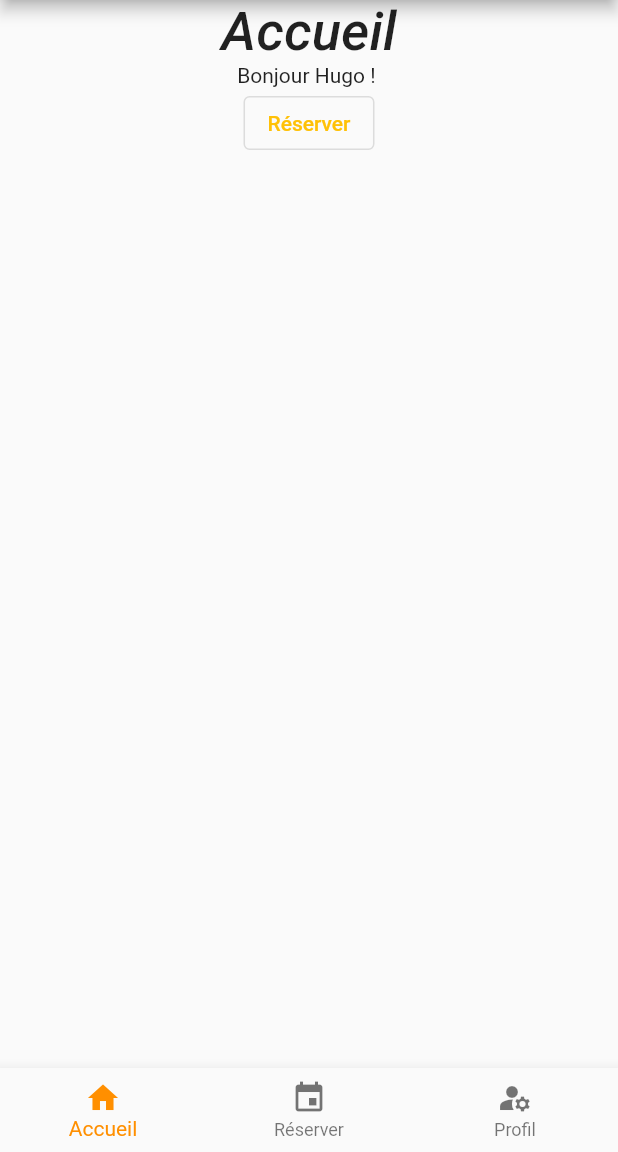
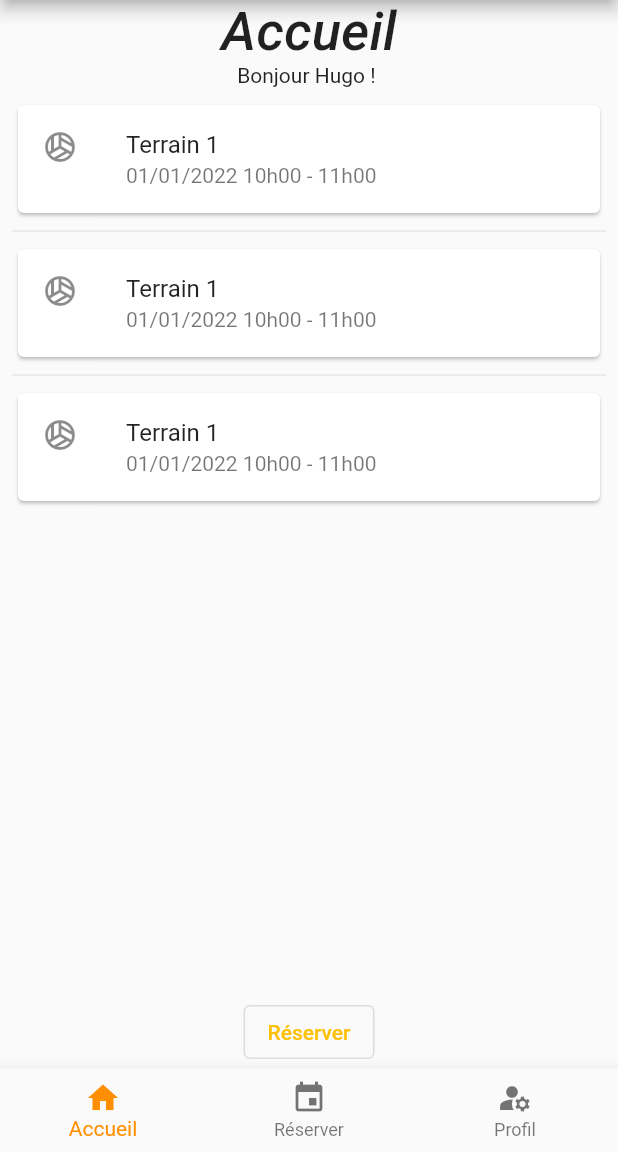
Before and after one commit to hugoblasco/volleyPlanner, a Flutter app: the screen it shows after launch, on a phone screen of 412 x 824 dp, the part 84-1236 px from its top. Run offline on Flutter 3.47's test engine with Material 2 defaults, Android fonts, the phone set to English and light mode, and no system bars; Roboto replaces fonts that are missing (Georgia, Hind).

Commit message:
improvements * navbar * navigations between screens

```diff
--- a/lib/main.dart
+++ b/lib/main.dart
@@ -1,6 +1,6 @@
 import 'package:flutter/material.dart';
+import 'package:volleyplanner/ui/app.dart';
 import 'package:volleyplanner/ui/utils/theme.dart';
-import 'package:volleyplanner/ui/view/welcome/welcome_screen.dart';
 
 void main() {
   runApp(const MyApp());
@@ -16,7 +16,7 @@ class MyApp extends StatelessWidget {
     return MaterialApp(
       title: _title,
       theme: ThemeConfig.loadTheme(),
-      home: const WelcomeScreen(),
+      home: const App(),
     );
   }
 }
--- /dev/null
+++ b/lib/ui/app.dart
@@ -0,0 +1,56 @@
+import 'package:flutter/material.dart';
+import 'package:volleyplanner/ui/view/booking/booking_screen.dart';
+import 'package:volleyplanner/ui/view/profile/profile_screen.dart';
+import 'package:volleyplanner/ui/view/welcome/welcome_screen.dart';
+
+class App extends StatefulWidget {
+  const App({Key? key}) : super(key: key);
+
+  @override
+  _AppState createState() => _AppState();
+}
+
+class _AppState extends State<App> {
+  int _currentIndex=0;
+  final List _screens=[const WelcomeScreen(),const BookingScreen(),const ProfileScreen()];
+
+  void _updateIndex(int value) {
+    setState(() {
+      _currentIndex = value;
+    });
+  }
+
+  @override
+  Widget build(BuildContext context) {
+    return Scaffold(
+        appBar: AppBar(
+          title: Text(
+            'Volley Planner',
+            style: Theme.of(context).textTheme.headline1,
+          ),
+        ),
+        body: _screens[_currentIndex],
+        bottomNavigationBar: BottomNavigationBar(
+          onTap: _updateIndex,
+          items: const <BottomNavigationBarItem>[
+            BottomNavigationBarItem(
+              icon: Icon(Icons.home),
+              label: 'Accueil',
+
+            ),
+            BottomNavigationBarItem(
+              icon: Icon(Icons.event),
+              label: 'Réserver',
+            ),
+            BottomNavigationBarItem(
+              icon: Icon(Icons.manage_accounts),
+              label: 'Profil',
+            ),
+          ],
+          selectedItemColor: Colors.amber[800],
+          currentIndex: _currentIndex,
+        ),
+    );
+  }
+
+}
--- a/lib/ui/view/navbar/navbar_screen.dart
+++ b/lib/ui/view/navbar/navbar_screen.dart
@@ -17,6 +17,7 @@ class _NavbarScreenState extends State<NavbarScreen> {
         BottomNavigationBarItem(
           icon: Icon(Icons.home),
           label: 'Accueil',
+
         ),
         BottomNavigationBarItem(
           icon: Icon(Icons.event),
--- a/lib/ui/view/profile/profile_screen.dart
+++ b/lib/ui/view/profile/profile_screen.dart
@@ -1,16 +1,18 @@
 import 'package:flutter/material.dart';
+
+import '../navbar/navbar_screen.dart';
 
 class ProfileScreen extends StatelessWidget {
   const ProfileScreen({Key? key}) : super(key: key);
 
   @override
   Widget build(BuildContext context) {
-    return Center(
+    return  Center(
           child: Column(
             children: <Widget>[
               Text(
                 'Profil',
-            style: Theme.of(context).textTheme.headline1,
+                style: Theme.of(context).textTheme.headline6,
               ),
             ],
           ),
--- a/lib/ui/view/welcome/welcome_screen.dart
+++ b/lib/ui/view/welcome/welcome_screen.dart
@@ -1,5 +1,6 @@
 import 'package:flutter/material.dart';
 import 'package:volleyplanner/ui/view/welcome/widget/book_button_widget.dart';
+import 'package:volleyplanner/ui/view/welcome/widget/booking_list_widget.dart';
 import 'package:volleyplanner/ui/view/welcome/widget/greeting_widget.dart';
 
 import '../navbar/navbar_screen.dart';
@@ -9,14 +10,7 @@ class WelcomeScreen extends StatelessWidget {
 
   @override
   Widget build(BuildContext context) {
-    return Scaffold(
-        appBar: AppBar(
-          title: Text(
-              'Volley Planner',
-            style: Theme.of(context).textTheme.headline1,
-          ),
-        ),
-        body: Center(
+    return Center(
       child: Column(
         children: <Widget>[
           Text(
@@ -24,11 +18,10 @@ class WelcomeScreen extends StatelessWidget {
             style: Theme.of(context).textTheme.headline6,
           ),
           const GreetingWidget(),
+          BookingListWidget(),
           const BookButtonWidget(),
         ],
       ),
-        ),
-        bottomNavigationBar: const NavbarScreen()
     );
   }
 }
--- a/lib/ui/view/welcome/widget/booking_list_widget.dart
+++ b/lib/ui/view/welcome/widget/booking_list_widget.dart
@@ -1,10 +1,38 @@
 import 'package:flutter/material.dart';
+import 'package:volleyplanner/ui/view/profile/profile_screen.dart';
 
-class BookingList extends StatelessWidget {
-  const BookingList({Key? key}) : super(key: key);
+class BookingListWidget extends StatelessWidget {
+  BookingListWidget({Key? key}) : super(key: key);
+
+  final List<String> entries = <String>['1', '2', '3'];
 
   @override
   Widget build(BuildContext context) {
-    return Column();
+    return Expanded(
+      child: ListView.separated(
+        padding: const EdgeInsets.all(8),
+        itemCount: entries.length,
+        itemBuilder: (BuildContext context, int index) {
+          return Center(
+            child: Card(
+              child: ListTile(
+                leading: const Icon(Icons.sports_volleyball_outlined),
+                title: const Text('Terrain 1'),
+                subtitle: const Text('01/01/2022 10h00 - 11h00'),
+                onTap: () {
+                  Navigator.push(
+                    context,
+                    MaterialPageRoute(
+                      builder: (context) => const ProfileScreen(),
+                    ),
+                  );
+                },
+              ),
+            ),
+          );
+        },
+        separatorBuilder: (BuildContext context, int index) => const Divider(),
+      ),
+    );
   }
 }
```
Also changed, not shown: lib/ui/view/booking/booking_screen.dart (+21 -0 lines), lib/ui/view/welcome/widget/book_button_widget.dart (+9 -5 lines), lib/ui/view/welcome/widget/booking_list_item_widget.dart (+18 -0 lines). Lines whose indentation alone changed are shown as unchanged.
